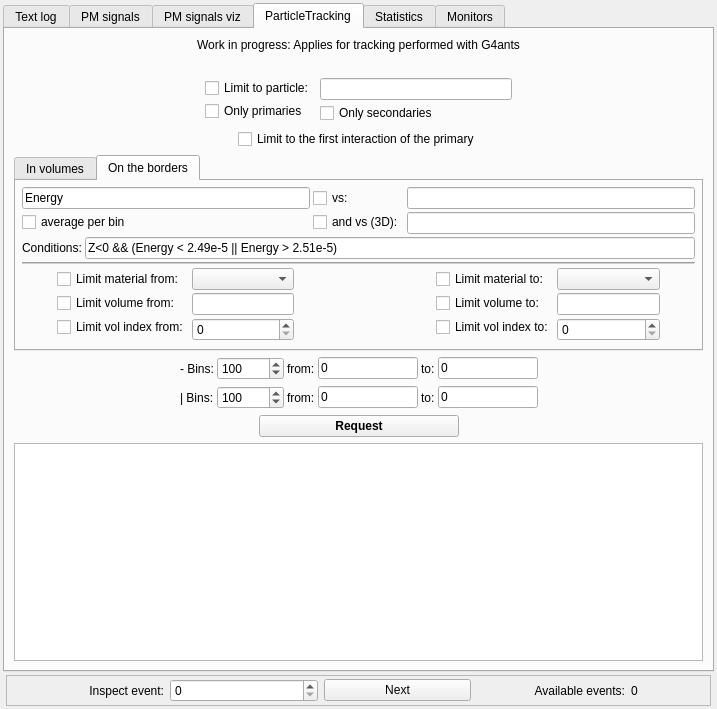
This is src/gui/outputwindow.ui in andrmor/ANTS2 as Qt 5 draws it before an edit. The edited form follows.
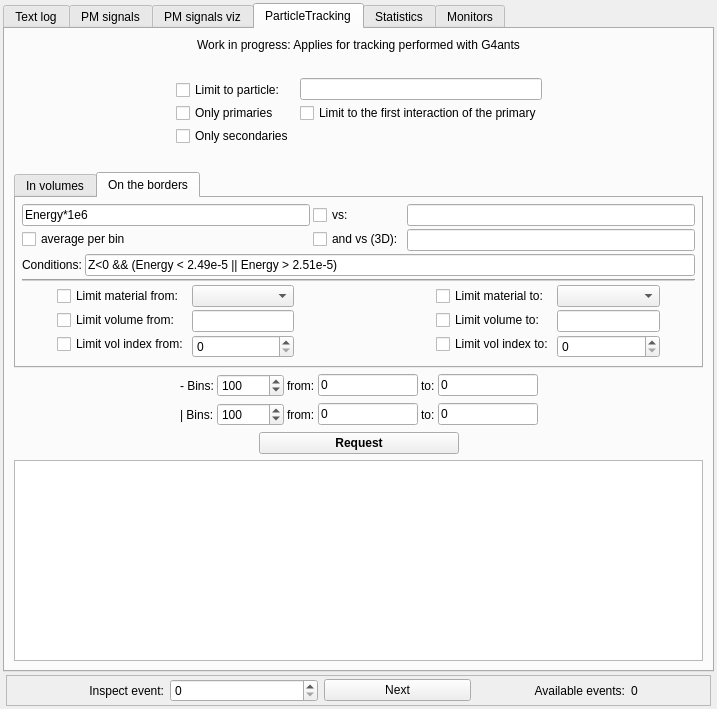
This is the edited form. The open tabs and pages were chosen to show the change.

Commit message: implemented "with secondaries" energy depo request

Diff of the .ui file:
```diff
--- a/src/gui/outputwindow.ui
+++ b/src/gui/outputwindow.ui
@@ -779,6 +779,9 @@
             <property name="leftMargin">
              <number>0</number>
             </property>
+            <property name="topMargin">
+             <number>2</number>
+            </property>
             <item>
              <widget class="QCheckBox" name="cbPTHistParticle">
               <property name="text">
@@ -793,6 +796,13 @@
               </property>
              </widget>
             </item>
+            <item>
+             <widget class="QCheckBox" name="cbPTHistOnlySec">
+              <property name="text">
+               <string>Only secondaries</string>
+              </property>
+             </widget>
+            </item>
            </layout>
           </item>
           <item>
@@ -807,9 +817,16 @@
              <widget class="QLineEdit" name="lePTHistParticle"/>
             </item>
             <item>
-             <widget class="QCheckBox" name="cbPTHistOnlySec">
+             <widget class="QCheckBox" name="cbPTHistLimitToFirst">
               <property name="text">
-               <string>Only secondaries</string>
+               <string>Limit to the first interaction of the primary</string>
+              </property>
+             </widget>
+            </item>
+            <item>
+             <widget class="QLabel" name="label_25">
+              <property name="text">
+               <string>  </string>
               </property>
              </widget>
             </item>
@@ -845,13 +862,6 @@
             </property>
            </spacer>
           </item>
-          <item>
-           <widget class="QCheckBox" name="cbPTHistLimitToFirst">
-            <property name="text">
-             <string>Limit to the first interaction of the primary</string>
-            </property>
-           </widget>
-          </item>
           <item>
            <spacer name="horizontalSpacer_17">
             <property name="orientation">
@@ -1070,7 +1080,7 @@
 See ROOT TFormula description</string>
                   </property>
                   <property name="text">
-                   <string>Energy</string>
+                   <string>Energy*1e6</string>
                   </property>
                  </widget>
                 </item>
```
Left out of the diff: 2 changed lines with no effect on the pictures. The commit also changes 3 other files.
